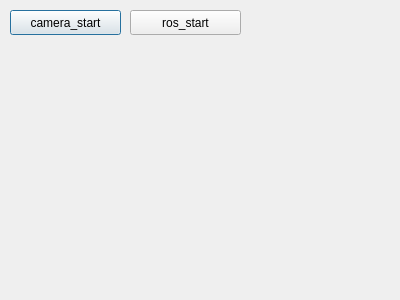
First picture: the form in lofi.ui, repository Profrog/2022LOFI, before the edit.
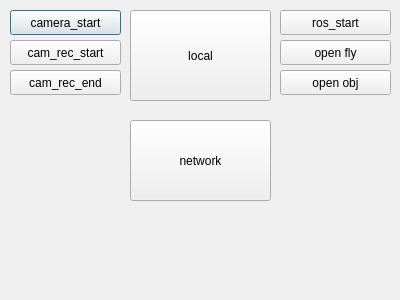
Second picture: the form after the edit.

What changed in the file:
```diff
--- a/lofi.ui
+++ b/lofi.ui
@@ -29,7 +29,7 @@
   <widget class="QPushButton" name="ros">
    <property name="geometry">
     <rect>
-     <x>130</x>
+     <x>280</x>
      <y>10</y>
      <width>111</width>
      <height>25</height>
@@ -39,6 +39,84 @@
     <string>ros_start</string>
    </property>
   </widget>
+  <widget class="QPushButton" name="camera_r1">
+   <property name="geometry">
+    <rect>
+     <x>10</x>
+     <y>40</y>
+     <width>111</width>
+     <height>25</height>
+    </rect>
+   </property>
+   <property name="text">
+    <string>cam_rec_start</string>
+   </property>
+  </widget>
+  <widget class="QPushButton" name="camera_r2">
+   <property name="geometry">
+    <rect>
+     <x>10</x>
+     <y>70</y>
+     <width>111</width>
+     <height>25</height>
+    </rect>
+   </property>
+   <property name="text">
+    <string>cam_rec_end</string>
+   </property>
+  </widget>
+  <widget class="QPushButton" name="fly">
+   <property name="geometry">
+    <rect>
+     <x>280</x>
+     <y>40</y>
+     <width>111</width>
+     <height>25</height>
+    </rect>
+   </property>
+   <property name="text">
+    <string>open fly</string>
+   </property>
+  </widget>
+  <widget class="QPushButton" name="local">
+   <property name="geometry">
+    <rect>
+     <x>130</x>
+     <y>10</y>
+     <width>141</width>
+     <height>91</height>
+    </rect>
+   </property>
+   <property name="text">
+    <string>local</string>
+   </property>
+  </widget>
+  <widget class="QPushButton" name="ros_4">
+   <property name="geometry">
+    <rect>
+     <x>130</x>
+     <y>120</y>
+     <width>141</width>
+     <height>81</height>
+    </rect>
+   </property>
+   <property name="text">
+    <string>network</string>
+   </property>
+  </widget>
+  <widget class="QPushButton" name="obj">
+   <property name="geometry">
+    <rect>
+     <x>280</x>
+     <y>70</y>
+     <width>111</width>
+     <height>25</height>
+    </rect>
+   </property>
+   <property name="text">
+    <string>open obj</string>
+   </property>
+  </widget>
  </widget>
  <resources/>
  <connections/>
```
Left out of the diff: 2 changed lines with no effect on the pictures.
